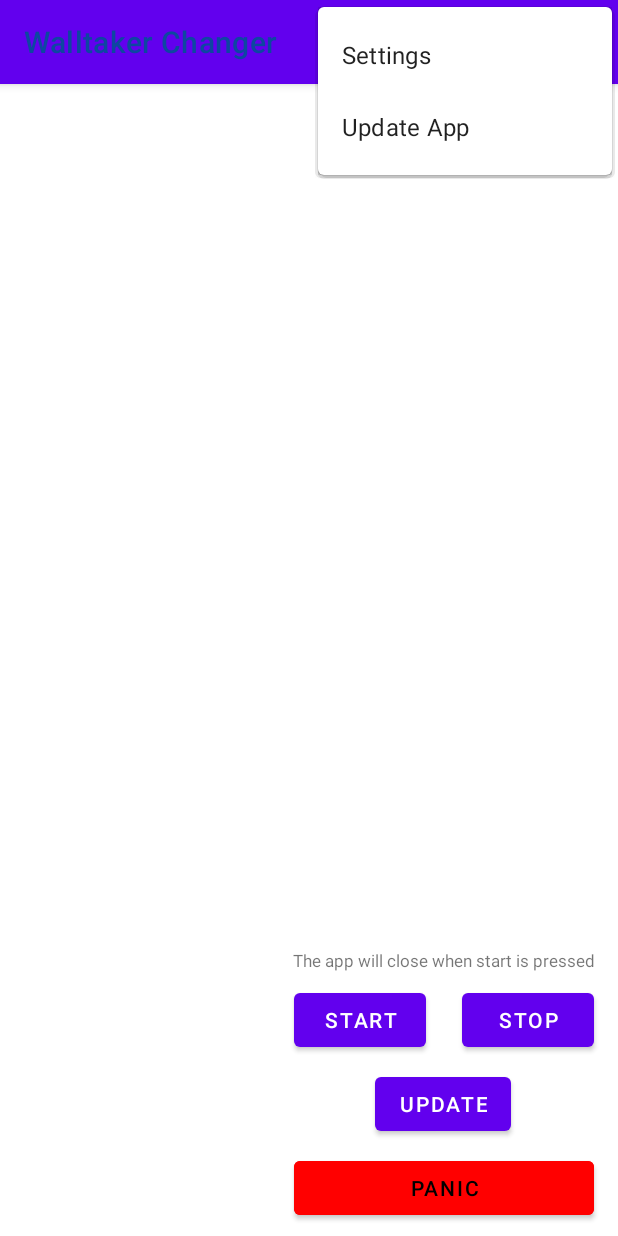
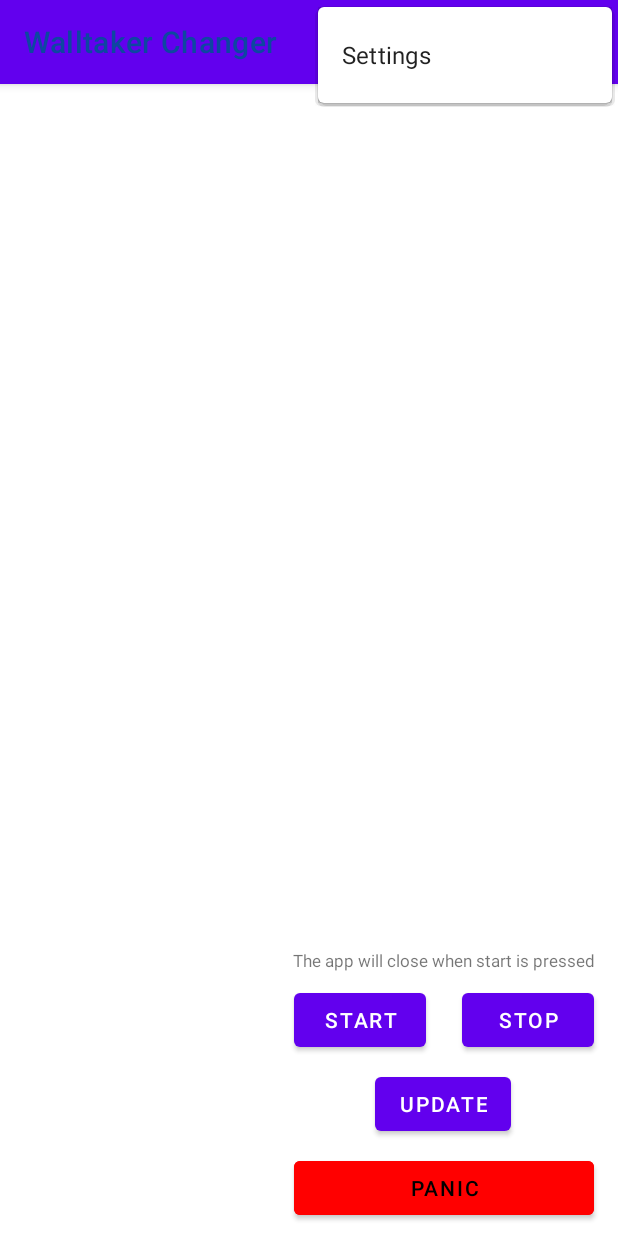
Before and after one commit to gios2/Walltaker-Changer, an Android app: the screen it shows after launch (MainActivity), with the options menu open, on a phone screen of 412 x 824 dp. Run offline under Robolectric (Android 15) with nearby library versions, the phone set to English and light mode, and no system bars; libraries missing offline, so code that uses them is left out: com.github.kittinunf.fuel; pictures from the network do not load; 2 statements that could not run were skipped.

Commit message:
update 3.1.0
removed fast update feature for risky package

```diff
--- a/app/build.gradle
+++ b/app/build.gradle
@@ -12,7 +12,7 @@ android {
         minSdk 24
         targetSdk 34
         versionCode 1
-        versionName "3.0.19"
+        versionName "3.1.0"
 
         testInstrumentationRunner "androidx.test.runner.AndroidJUnitRunner"
     }
@@ -43,7 +43,6 @@ dependencies {
     implementation 'androidx.work:work-runtime-ktx:2.9.1'
     implementation 'androidx.core:core-ktx:1.13.1'
     annotationProcessor 'com.github.bumptech.glide:compiler:4.15.0'
-    implementation 'com.github.Piashsarker:AndroidAppUpdateLibrary:1.0.4'
 
     implementation 'androidx.appcompat:appcompat:1.7.0'
     implementation 'com.google.android.material:material:1.12.0'
--- a/app/src/main/res/menu/menu_main.xml
+++ b/app/src/main/res/menu/menu_main.xml
@@ -7,9 +7,4 @@
         android:orderInCategory="100"
         android:title="@string/action_settings"
         app:showAsAction="never" />
-    <item
-        android:title="@string/update_app"
-        android:id="@id/action_upApp"
-        android:orderInCategory="100"
-        app:showAsAction="never" />
 </menu>
--- a/app/src/main/res/values/ids.xml
+++ b/app/src/main/res/values/ids.xml
@@ -1,4 +1,3 @@
 <?xml version="1.0" encoding="utf-8"?>
 <resources>
-    <item name="action_upApp" type="id" />
 </resources>
--- a/app/src/main/res/values/strings.xml
+++ b/app/src/main/res/values/strings.xml
@@ -18,6 +18,4 @@
     <string name="panic">Panic</string>
 
     <string name="action_update" />
-    <string name="update_app">Update App</string>
-
 </resources>
--- a/build.gradle
+++ b/build.gradle
@@ -1,6 +1,6 @@
 // Top-level build file where you can add configuration options common to all sub-projects/modules.
 plugins {
-    id 'com.android.application' version '8.6.0' apply false
-    id 'com.android.library' version '8.6.0' apply false
+    id 'com.android.application' version '8.7.0' apply false
+    id 'com.android.library' version '8.7.0' apply false
     id 'org.jetbrains.kotlin.android' version '1.9.0' apply false
 }
```
Also changed, not shown: app/src/main/java/com/gios/walltakerchanger/MainActivity.kt (+0 -9 lines), gradle/wrapper/gradle-wrapper.properties, 3 other files.
